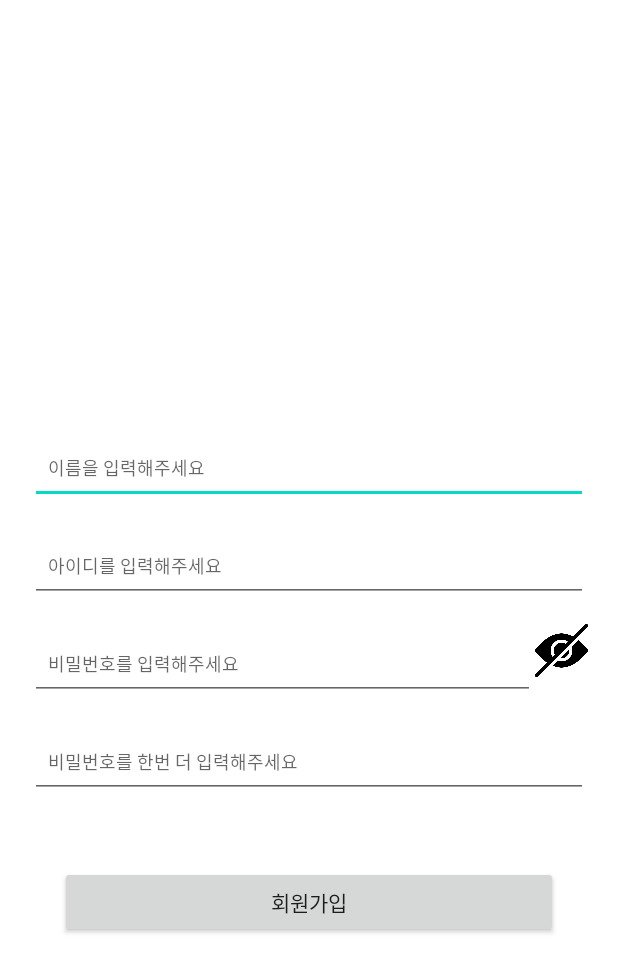
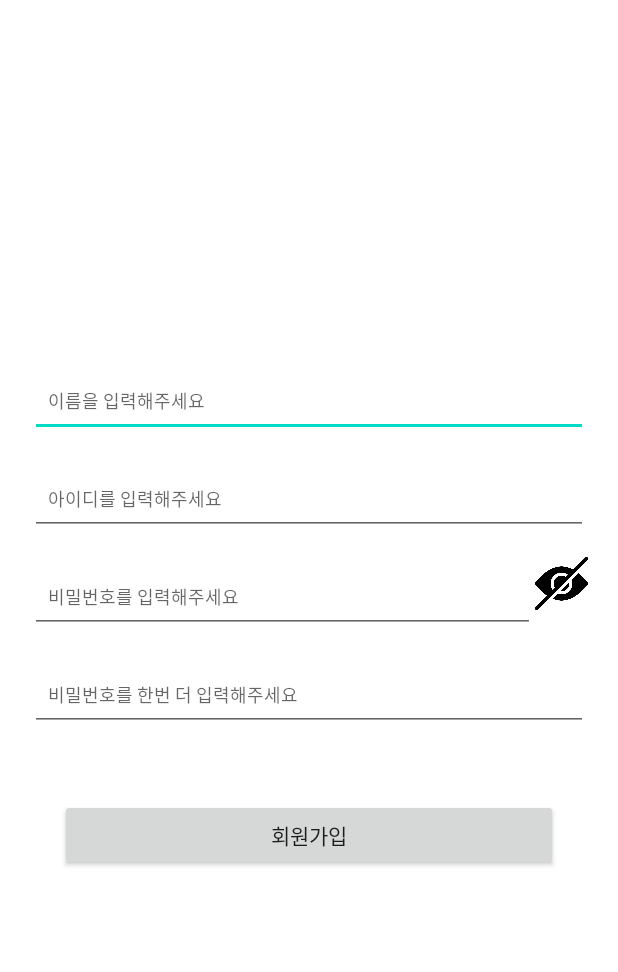
Before and after one commit to Hackaton-2022-Strike/Strike_Android, an Android app: the JoinActivity screen opened directly, with no data from a screen before it, on a phone screen of 412 x 824 dp. Shown: the top 972 px of the screen. Run offline under Robolectric (Android 15) with nearby library versions, the phone set to English and light mode, and no system bars.

Commit message:
join xml 수정

```diff
--- a/app/src/main/res/layout/activity_join.xml
+++ b/app/src/main/res/layout/activity_join.xml
@@ -18,12 +18,10 @@
             android:id="@+id/et_name"
             android:layout_width="0dp"
             android:layout_height="47dp"
-            android:layout_marginBottom="200dp"
             android:hint="이름을 입력해주세요"
             android:paddingLeft="12dp"
             android:textColor="@color/black"
             android:textSize="12sp"
-            app:layout_constraintBottom_toBottomOf="parent"
             app:layout_constraintEnd_toEndOf="parent"
             app:layout_constraintStart_toStartOf="parent"
             app:layout_constraintTop_toTopOf="parent" />
```
